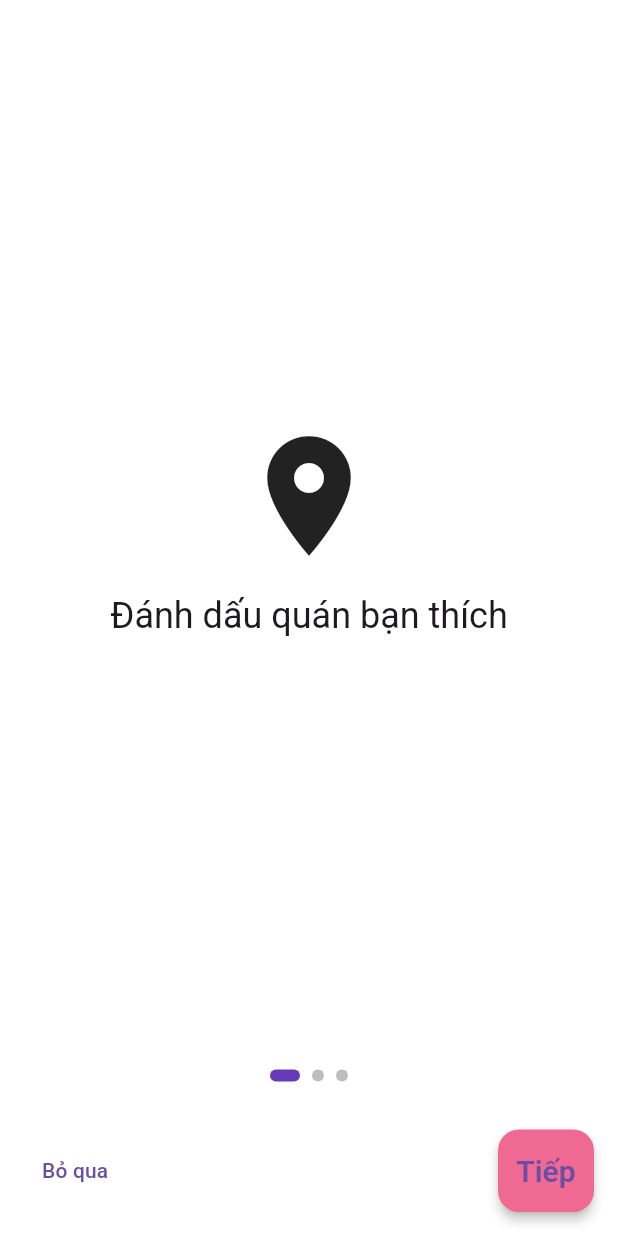
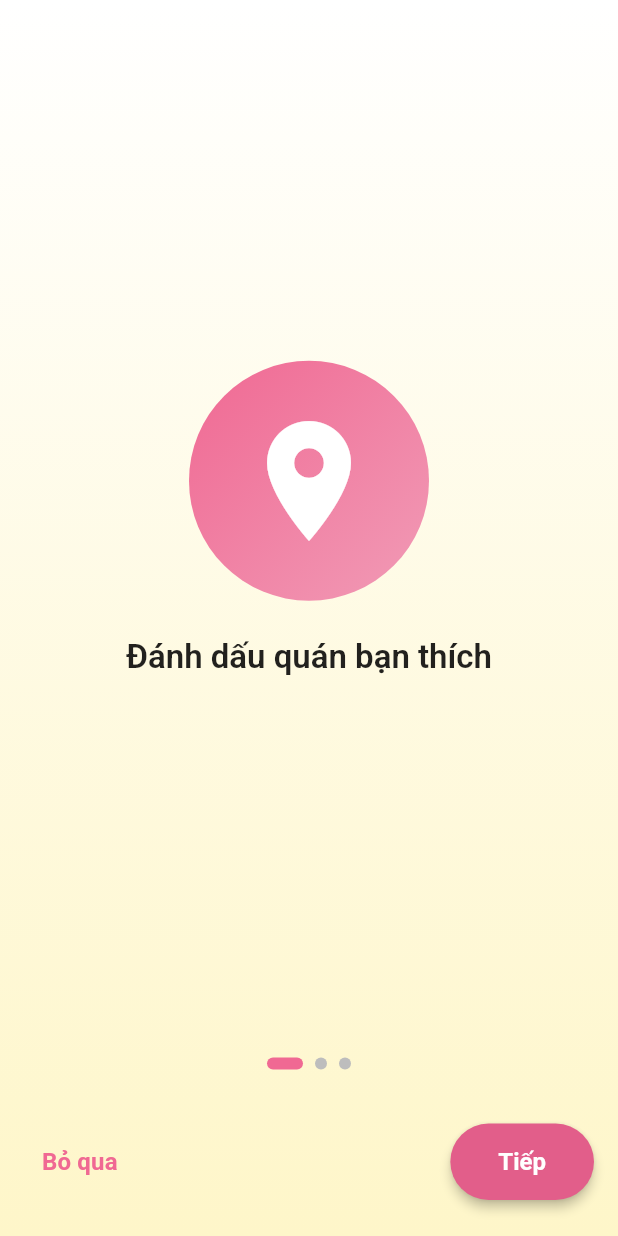
Before and after one commit to LTT4504/tag_go_app, a Flutter app: the screen it shows after launch, on a phone screen of 412 x 824 dp. Run offline on Flutter 3.47's test engine with Material 3 defaults, Android fonts, the phone set to English and light mode, and no system bars; our stand-ins replace firebase_auth, firebase_core, flutter_map, flutter_svg, geolocator, get and 3 more; accounts and stored records are empty.

Commit message:
fix: login with google and fix intro

```diff
--- a/lib/main.dart
+++ b/lib/main.dart
@@ -11,11 +11,27 @@ Future<void> main() async {
   await GetStorage.init();
   await Firebase.initializeApp();
 
-  runApp(const TagGoApp());
+  final box = GetStorage();
+
+  final bool isFirstTime = box.read('is_first_time') ?? true;
+  final bool isLoggedIn = box.read('is_logged_in') ?? false;
+
+  String initialRoute;
+
+  if (isFirstTime) {
+    initialRoute = AppRoutes.intro;
+  } else if (isLoggedIn) {
+    initialRoute = AppRoutes.home;
+  } else {
+    initialRoute = AppRoutes.splash;
+  }
+
+  runApp(TagGoApp(initialRoute: initialRoute));
 }
 
 class TagGoApp extends StatelessWidget {
-  const TagGoApp({super.key});
+  final String initialRoute;
+  const TagGoApp({super.key, required this.initialRoute});
 
   @override
   Widget build(BuildContext context) {
@@ -24,7 +40,7 @@ class TagGoApp extends StatelessWidget {
       debugShowCheckedModeBanner: false,
       theme: AppTheme.lightTheme,
       themeMode: ThemeMode.system,
-      initialRoute: AppRoutes.splash,
+      initialRoute: initialRoute,
       getPages: AppPages.pages,
       builder: (context, child) {
         return SafeArea(
--- a/lib/modules/auth/login_view.dart
+++ b/lib/modules/auth/login_view.dart
@@ -207,7 +207,7 @@ class LoginView extends GetView<LoginController> {
                           asset: 'assets/svgs/google.svg',
                           onTap: () {
                             FocusScope.of(context).unfocus();
-                            // controller.loginWithGoogle();
+                            controller.loginWithGoogle();
                           },
                           size: 48 * scale,
                         ),
--- a/lib/modules/intro/intro_view.dart
+++ b/lib/modules/intro/intro_view.dart
@@ -1,5 +1,6 @@
 import 'package:flutter/material.dart';
 import 'package:get/get.dart';
+import '../../shared/constants/colors.dart';
 import 'intro_controller.dart';
 
 class IntroView extends GetView<IntroController> {
@@ -9,55 +10,95 @@ class IntroView extends GetView<IntroController> {
   Widget build(BuildContext context) {
     final slides = [
       {'title': 'Đánh dấu quán bạn thích', 'icon': Icons.place},
-      {'title': 'Lưu món ăn/ảnh/cảm xúc', 'icon': Icons.favorite},
+      {'title': 'Lưu món ăn, ảnh, cảm xúc', 'icon': Icons.favorite},
       {'title': 'Xem lại & chia sẻ với bạn bè', 'icon': Icons.share},
     ];
 
     return Scaffold(
-      body: SafeArea(
+      body: Container(
+        decoration: const BoxDecoration(
+          gradient: LinearGradient(
+            colors: [ AppColors.textWhite,AppColors.pastelYellow],
+            begin: Alignment.topCenter,
+            end: Alignment.bottomCenter,
+          ),
+        ),
+        child: SafeArea(
           child: Column(
             children: [
+
+
+              // --- PageView ---
               Expanded(
                 child: PageView.builder(
+                  controller: controller.pageController,
                   itemCount: slides.length,
                   onPageChanged: (i) => controller.page.value = i,
-                itemBuilder: (_, i) => _Slide(title: slides[i]['title'] as String, icon: slides[i]['icon'] as IconData),
+                  itemBuilder: (_, i) => _Slide(
+                    title: slides[i]['title'] as String,
+                    icon: slides[i]['icon'] as IconData,
                   ),
                 ),
+              ),
+
+              // --- Indicator ---
               Obx(() => Row(
                     mainAxisAlignment: MainAxisAlignment.center,
                     children: List.generate(slides.length, (i) {
                       final active = controller.page.value == i;
                       return AnimatedContainer(
-                  duration: const Duration(milliseconds: 200),
-                  margin: const EdgeInsets.all(4),
-                  width: active ? 20 : 8,
+                        duration: const Duration(milliseconds: 300),
+                        margin: const EdgeInsets.symmetric(horizontal: 4, vertical: 12),
+                        width: active ? 24 : 8,
                         height: 8,
                         decoration: BoxDecoration(
-                    color: active ? Colors.deepPurple : Colors.grey.shade400,
+                          color: active ? AppColors.pinkColor : Colors.grey.shade400,
                           borderRadius: BorderRadius.circular(8),
                         ),
                       );
                     }),
                   )),
-            const SizedBox(height: 12),
+
+              // --- Buttons ---
               Padding(
-              padding: const EdgeInsets.symmetric(horizontal: 16, vertical: 16),
+                padding: const EdgeInsets.symmetric(horizontal: 16, vertical: 24),
                 child: Row(
                   children: [
-                  TextButton(onPressed: controller.skip, child: const Text('Bỏ qua')),
+                    TextButton(
+                      onPressed: controller.skip,
+                      style: TextButton.styleFrom(
+                        foregroundColor: AppColors.pinkColor,
+                      ),
+                      child: const Text(
+                        'Bỏ qua',
+                        style: TextStyle(fontSize: 16, fontWeight: FontWeight.bold),
+                      ),
+                    ),
                     const Spacer(),
                     Obx(() {
                       final last = controller.page.value == slides.length - 1;
                       return ElevatedButton(
                         onPressed: last ? controller.done : controller.next,
-                      child: Text(last ? 'Bắt đầu' : 'Tiếp'),
+                        style: ElevatedButton.styleFrom(
+                          padding: const EdgeInsets.symmetric(horizontal: 32, vertical: 16),
+                          shape: RoundedRectangleBorder(
+                            borderRadius: BorderRadius.circular(30),
+                          ),
+                          backgroundColor: AppColors.darkPinkColor,
+                          foregroundColor: AppColors.textWhite,
+                          elevation: 3,
+                        ),
+                        child: Text(
+                          last ? 'Bắt đầu' : 'Tiếp',
+                          style: const TextStyle(fontSize: 16, fontWeight: FontWeight.bold),
+                        ),
                       );
                     }),
                   ],
                 ),
               ),
             ],
+          ),
         ),
       ),
     );
@@ -71,13 +112,33 @@ class _Slide extends StatelessWidget {
 
   @override
   Widget build(BuildContext context) {
-    return Center(
+    return AnimatedSwitcher(
+      duration: const Duration(milliseconds: 400),
       child: Column(
+        key: ValueKey(title),
         mainAxisAlignment: MainAxisAlignment.center,
         children: [
-          Icon(icon, size: 96),
-          const SizedBox(height: 16),
-          Text(title, style: Theme.of(context).textTheme.headlineSmall),
+          Container(
+            padding: const EdgeInsets.all(32),
+            decoration: const BoxDecoration(
+              shape: BoxShape.circle,
+              gradient: LinearGradient(
+                colors: [AppColors.pinkColor, AppColors.pinkAppbarColor],
+                begin: Alignment.topLeft,
+                end: Alignment.bottomRight,
+              ),
+            ),
+            child: Icon(icon, size: 96, color: Colors.white),
+          ),
+          const SizedBox(height: 24),
+          Text(
+            title,
+            textAlign: TextAlign.center,
+            style: Theme.of(context).textTheme.titleLarge?.copyWith(
+                  fontWeight: FontWeight.w600,
+                  color: AppColors.textPrimary,
+                ),
+          ),
         ],
       ),
     );
--- a/lib/shared/service/auth_service.dart
+++ b/lib/shared/service/auth_service.dart
@@ -1,8 +1,6 @@
 import 'dart:developer';
 import 'package:firebase_auth/firebase_auth.dart';
-import 'dart:developer'; // Added for using log
-
-// import 'package:google_sign_in/google_sign_in.dart';
+import 'package:google_sign_in/google_sign_in.dart';
 
 class AuthService {
   final FirebaseAuth _auth = FirebaseAuth.instance;
--- a/pubspec.yaml
+++ b/pubspec.yaml
@@ -23,11 +23,11 @@ dependencies:
   flutter_svg: ^2.0.10+1
 
   # Firebase & Auth
-  firebase_core: ^4.1.1       # bản gần đây của firebase_core :contentReference[oaicite:0]{index=0}
-  firebase_auth: ^6.1.0       # phiên bản bạn đã hỏi là 6.1.0 :contentReference[oaicite:1]{index=1}
+  firebase_core: ^4.1.1
+  firebase_auth: ^6.1.0
 
   # Google Sign-In
-  google_sign_in: ^7.2.0       # bản mới nhất được liệt kê trên pub.dev là 7.2.0 :contentReference[oaicite:2]{index=2}
+  google_sign_in: ^7.2.0
 
   # State management & storage
   get: ^4.6.6
```
Also changed, not shown: lib/modules/auth/login_controller.dart (+33 -41 lines), lib/modules/intro/intro_controller.dart (+30 -5 lines), lib/modules/splash/splash_controller.dart (+11 -10 lines). Lines whose indentation alone changed are shown as unchanged.
